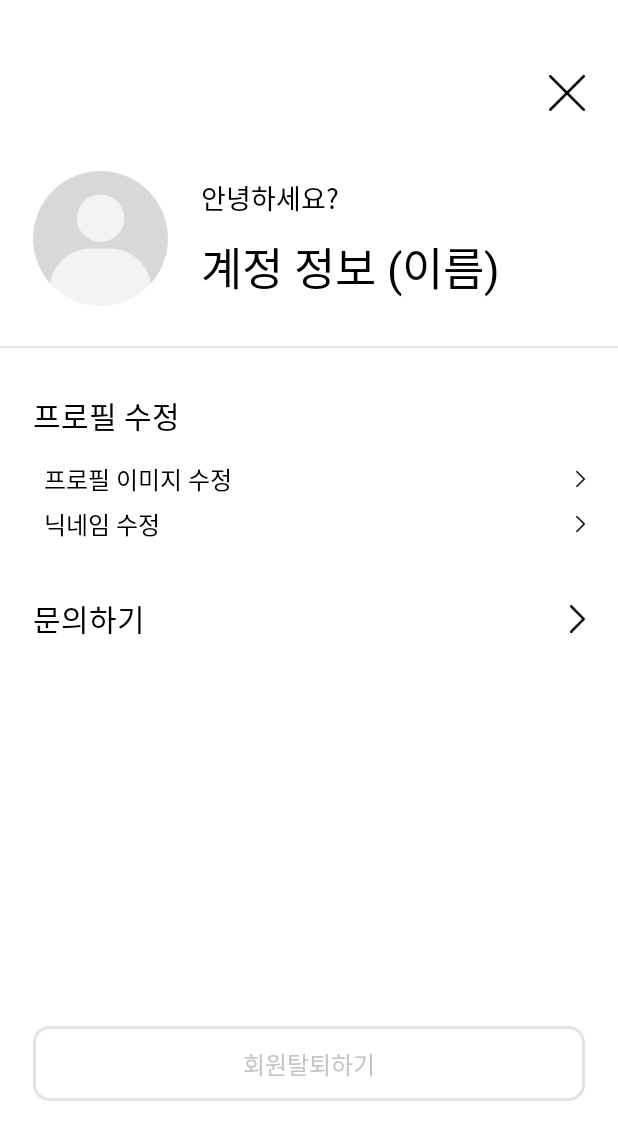
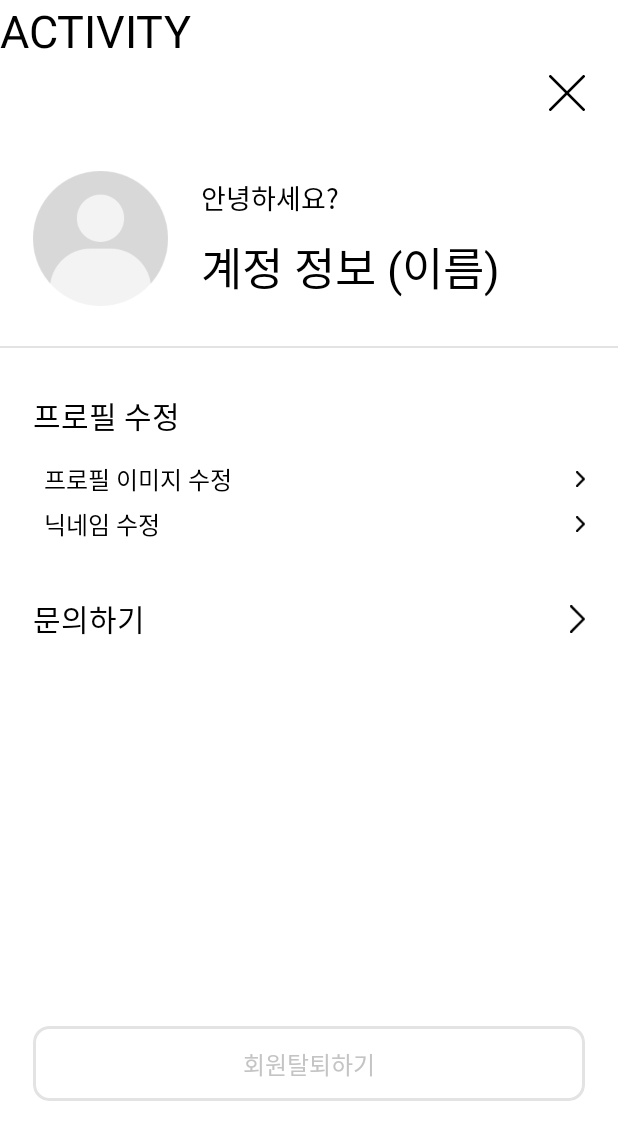
Before and after one commit to Donggrami/Donggrami-Earth1round-AOS, an Android app: the HomeFragment screen opened directly, with no data from a screen before it, after a tap on an icon or button, on a phone screen of 412 x 824 dp. Shown: the top 1140 px of the screen. Run offline under Robolectric (Android 15) with nearby library versions, the phone set to English and light mode, and no system bars.

Commit message:
[Fix] fragment -> activity

```diff
--- a/app/src/main/AndroidManifest.xml
+++ b/app/src/main/AndroidManifest.xml
@@ -21,7 +21,7 @@
         <activity android:name=".main.signup.SignUpActivity"/>
         <activity android:name=".main.signup.SignUpCharNameActivity"/>
         <activity android:name=".main.signup.SignUpTermsActivity"/>
-
+        <activity android:name=".main.setting.SettingActivity"/>
 
         <activity
             android:name=".main.splash.SplashActivity"
--- a/app/src/main/java/com/example/earth1round_aos/main/character/CharacterFragment.kt
+++ b/app/src/main/java/com/example/earth1round_aos/main/character/CharacterFragment.kt
@@ -10,7 +10,7 @@ import com.example.earth1round_aos.R
 import com.example.earth1round_aos.databinding.FragmentCharacterBinding
 import com.example.earth1round_aos.main.MainActivity
 import com.example.earth1round_aos.main.home.HomeFragment
-import com.example.earth1round_aos.main.setting.SettingFragment
+import com.example.earth1round_aos.main.setting.SettingActivity
 
 class CharacterFragment : Fragment() {
 
@@ -25,8 +25,9 @@ class CharacterFragment : Fragment() {
         binding = FragmentCharacterBinding.inflate(inflater, container, false)
 
         binding.characterHamburgerBtnIv.setOnClickListener {
-            (context as MainActivity).supportFragmentManager.beginTransaction()
-                .replace(R.id. main_frm, SettingFragment()).commitAllowingStateLoss()
+//            (context as MainActivity).supportFragmentManager.beginTransaction()
+//                .replace(R.id. main_frm, SettingFragment()).commitAllowingStateLoss()
+            startActivity(Intent(requireActivity(), SettingActivity::class.java))
         }
 
         binding.characterHomeTrophyIv.setOnClickListener {
--- a/app/src/main/java/com/example/earth1round_aos/main/home/HomeFragment.kt
+++ b/app/src/main/java/com/example/earth1round_aos/main/home/HomeFragment.kt
@@ -1,5 +1,6 @@
 package com.example.earth1round_aos.main.home
 
+import android.content.Intent
 import android.os.Bundle
 import android.util.Log
 import android.view.LayoutInflater
@@ -10,7 +11,7 @@ import com.example.donggrami.main.character.CharacterFragment
 import com.example.earth1round_aos.R
 import com.example.earth1round_aos.databinding.FragmentHomeBinding
 import com.example.earth1round_aos.main.MainActivity
-import com.example.earth1round_aos.main.setting.SettingFragment
+import com.example.earth1round_aos.main.setting.SettingActivity
 
 class HomeFragment : Fragment() {
 
@@ -26,8 +27,7 @@ class HomeFragment : Fragment() {
         binding = FragmentHomeBinding.inflate(inflater, container, false)
 
         binding.homeHamburgerBtnIv.setOnClickListener {
-            (context as MainActivity).supportFragmentManager.beginTransaction()
-                .replace(R.id. main_frm, SettingFragment()).commitAllowingStateLoss()
+            startActivity(Intent(requireActivity(),SettingActivity::class.java))
         }
 
         binding.homeCharSelectIv.setOnClickListener {
--- /dev/null
+++ b/app/src/main/java/com/example/earth1round_aos/main/setting/SettingActivity.kt
@@ -0,0 +1,35 @@
+package com.example.earth1round_aos.main.setting
+
+import android.os.Bundle
+import android.os.PersistableBundle
+import androidx.appcompat.app.AppCompatActivity
+import com.example.earth1round_aos.databinding.ActivityLoginBinding
+import com.example.earth1round_aos.databinding.ActivitySettingBinding
+
+class SettingActivity: AppCompatActivity() {
+    lateinit var binding : ActivitySettingBinding
+
+    override fun onCreate(savedInstanceState: Bundle?) {
+        super.onCreate(savedInstanceState)
+
+        binding = ActivitySettingBinding.inflate(layoutInflater)
+        setContentView(binding.root)
+
+        // 설정 화면 닫기
+        binding.settingCloseIv.setOnClickListener {
+            finish()
+        }
+
+        // 프로필 이미지 수정 클릭
+        binding.settingEditProfileImgCl.setOnClickListener {
+
+        }
+
+
+        // 닉데임 수정 클릭
+        binding.settingEditProfileNameCl.setOnClickListener {
+
+        }
+    }
+
+}
--- a/app/src/main/java/com/example/earth1round_aos/main/setting/SettingFragment.kt
+++ /dev/null
@@ -1,31 +0,0 @@
-package com.example.earth1round_aos.main.setting
-
-import android.os.Bundle
-import android.view.LayoutInflater
-import android.view.View
-import android.view.ViewGroup
-import androidx.fragment.app.Fragment
-import com.example.earth1round_aos.R
-import com.example.earth1round_aos.databinding.FragmentSettingBinding
-import com.example.earth1round_aos.main.MainActivity
-import com.example.earth1round_aos.main.home.HomeFragment
-
-class SettingFragment: Fragment() {
-    lateinit var binding: FragmentSettingBinding
-
-    override fun onCreateView(
-        inflater: LayoutInflater,
-        container: ViewGroup?,
-        savedInstanceState: Bundle?
-    ): View? {
-
-        binding = FragmentSettingBinding.inflate(inflater, container, false)
-
-        binding.settingCloseIv.setOnClickListener {
-            (context as MainActivity).supportFragmentManager.beginTransaction()
-                .replace(R.id.main_frm, HomeFragment()).commitAllowingStateLoss()
-        }
-
-        return binding.root
-    }
-}
--- /dev/null
+++ b/app/src/main/res/drawable/ic_arrow_right_small.xml
@@ -0,0 +1,13 @@
+<vector xmlns:android="http://schemas.android.com/apk/res/android"
+    android:width="8dp"
+    android:height="14dp"
+    android:viewportWidth="8"
+    android:viewportHeight="14">
+  <path
+      android:pathData="M1,1L7,7L1,13"
+      android:strokeLineJoin="round"
+      android:strokeWidth="2"
+      android:fillColor="#00000000"
+      android:strokeColor="#000000"
+      android:strokeLineCap="round"/>
+</vector>
--- a/app/src/main/res/layout/fragment_setting.xml
+++ b/app/src/main/res/layout/activity_setting.xml
@@ -4,6 +4,15 @@
     xmlns:tools="http://schemas.android.com/tools"
     android:layout_width="match_parent"
     android:layout_height="match_parent">
+
+    <TextView
+        android:layout_width="wrap_content"
+        android:layout_height="wrap_content"
+        android:text="ACTIVITY"
+        android:textColor="@color/black"
+        android:textSize="30sp"
+        app:layout_constraintStart_toStartOf="parent"
+        app:layout_constraintTop_toTopOf="parent"/>
 
     <ImageView
         android:id="@+id/setting_close_iv"
@@ -104,47 +113,65 @@
             app:layout_constraintStart_toStartOf="parent"
             app:layout_constraintTop_toTopOf="parent"/>
 
+        <androidx.constraintlayout.widget.ConstraintLayout
+            android:id="@+id/setting_edit_profile_img_cl"
+            android:layout_width="match_parent"
+            android:layout_height="0dp"
+            android:layout_marginTop="15dp"
+            android:layout_marginStart="7dp"
+            app:layout_constraintStart_toStartOf="parent"
+            app:layout_constraintTop_toBottomOf="@+id/setting_edit_profile_tv">
+
             <TextView
-            android:id="@+id/setting_edit_profile_img_tv"
+                android:id="@+id/setting_edit_profile_img_"
                 android:layout_width="wrap_content"
                 android:layout_height="wrap_content"
-            android:layout_marginTop="15dp"
-            android:layout_marginStart="7dp"
                 android:text="프로필 이미지 수정"
                 android:textSize="16sp"
                 android:textColor="@color/black"
                 app:layout_constraintStart_toStartOf="parent"
-            app:layout_constraintTop_toBottomOf="@+id/setting_edit_profile_tv"/>
+                app:layout_constraintTop_toTopOf="parent"/>
 
             <ImageView
-            android:id="@+id/setting_edit_profile_img_arrow_iv"
+                android:id="@+id/setting_edit_profile_img_arrow_"
                 android:layout_width="6dp"
                 android:layout_height="12dp"
-            android:src="@drawable/ic_arrow_right"
+                android:src="@drawable/ic_arrow_right_small"
                 app:layout_constraintEnd_toEndOf="parent"
-            app:layout_constraintTop_toTopOf="@+id/setting_edit_profile_img_tv"
-            app:layout_constraintBottom_toBottomOf="@+id/setting_edit_profile_img_tv"/>
+                app:layout_constraintTop_toTopOf="@+id/setting_edit_profile_img_"
+                app:layout_constraintBottom_toBottomOf="@+id/setting_edit_profile_img_"/>
+
+        </androidx.constraintlayout.widget.ConstraintLayout>
+
+        <androidx.constraintlayout.widget.ConstraintLayout
+            android:id="@+id/setting_edit_profile_name_cl"
+            android:layout_width="match_parent"
+            android:layout_height="0dp"
+            android:layout_marginStart="7dp"
+            android:layout_marginTop="6dp"
+            app:layout_constraintStart_toStartOf="parent"
+            app:layout_constraintTop_toBottomOf="@id/setting_edit_profile_img_cl">
 
             <TextView
                 android:id="@+id/setting_edit_profile_name_tv"
                 android:layout_width="wrap_content"
                 android:layout_height="wrap_content"
-            android:layout_marginTop="6dp"
-            android:layout_marginStart="7dp"
                 android:text="닉네임 수정"
                 android:textSize="16sp"
                 android:textColor="@color/black"
                 app:layout_constraintStart_toStartOf="parent"
-            app:layout_constraintTop_toBottomOf="@+id/setting_edit_profile_img_tv"/>
+                app:layout_constraintTop_toTopOf="parent"/>
 
             <ImageView
                 android:id="@+id/setting_edit_profile_name_arrow_iv"
                 android:layout_width="6dp"
                 android:layout_height="12dp"
-            android:src="@drawable/ic_arrow_right"
+                android:src="@drawable/ic_arrow_right_small"
                 app:layout_constraintEnd_toEndOf="parent"
                 app:layout_constraintTop_toTopOf="@+id/setting_edit_profile_name_tv"
                 app:layout_constraintBottom_toBottomOf="@+id/setting_edit_profile_name_tv"/>
+
+        </androidx.constraintlayout.widget.ConstraintLayout>
 
 
     </androidx.constraintlayout.widget.ConstraintLayout>
```
Lines whose indentation alone changed are shown as unchanged.
